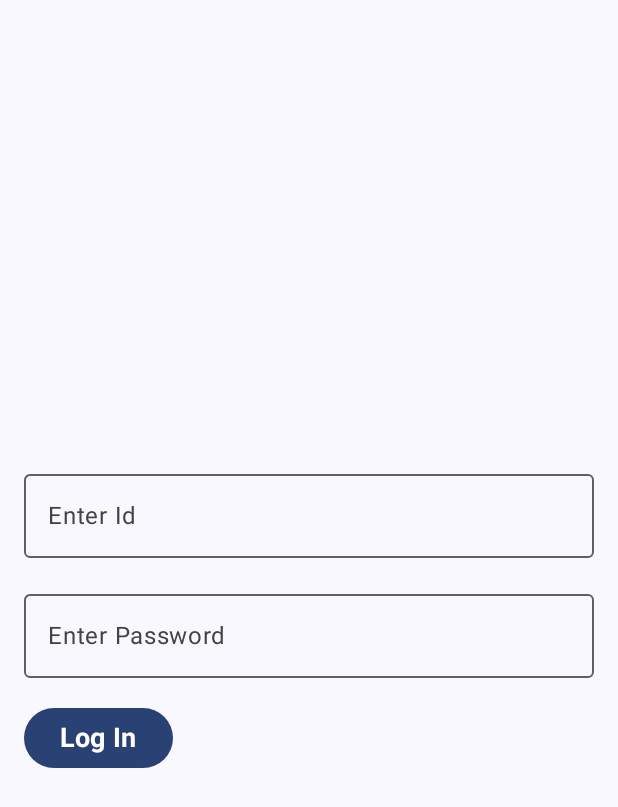
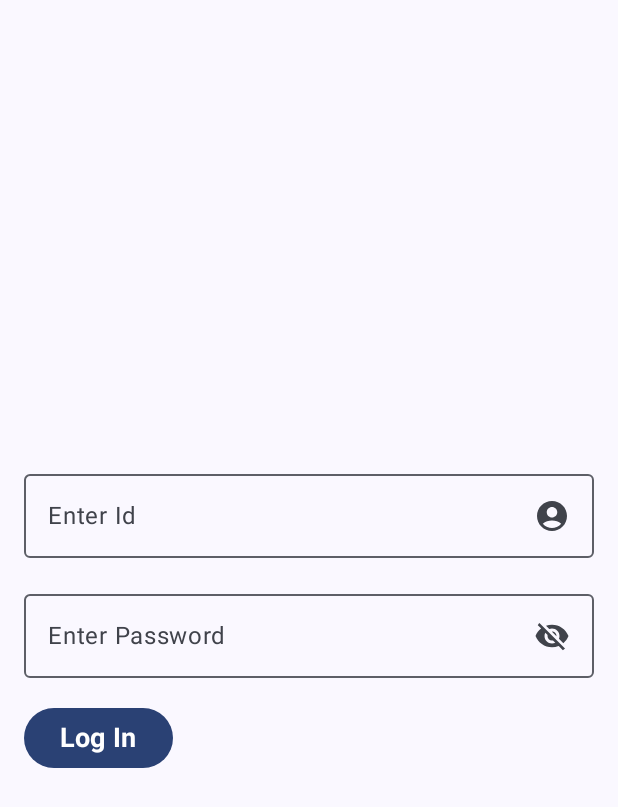
Before and after one commit to Soham-03/Ganesh_Mandal, an Android app built with Jetpack Compose: the screen it shows after launch (AdminLoginIdPass), after a tap on "Admin Login", on a phone screen of 412 x 824 dp. Shown: the top 807 px of the screen. Run offline under Robolectric (Android 15) with nearby library versions, the phone set to English and light mode, and no system bars.

Commit message:
changes made in front page

```diff
--- a/app/src/main/java/com/gdsc/ganeshmandal/AdminLoginIdPass.kt
+++ b/app/src/main/java/com/gdsc/ganeshmandal/AdminLoginIdPass.kt
@@ -13,8 +13,12 @@ import androidx.compose.foundation.layout.fillMaxSize
 import androidx.compose.foundation.layout.fillMaxWidth
 import androidx.compose.foundation.layout.height
 import androidx.compose.foundation.layout.padding
+import androidx.compose.foundation.layout.size
+import androidx.compose.foundation.text.KeyboardOptions
 import androidx.compose.material3.Button
 import androidx.compose.material3.ExperimentalMaterial3Api
+import androidx.compose.material3.Icon
+import androidx.compose.material3.IconButton
 import androidx.compose.material3.MaterialTheme
 import androidx.compose.material3.OutlinedTextField
 import androidx.compose.material3.Surface
@@ -23,10 +27,15 @@ import androidx.compose.runtime.Composable
 import androidx.compose.runtime.getValue
 import androidx.compose.runtime.mutableStateOf
 import androidx.compose.runtime.remember
+import androidx.compose.runtime.saveable.rememberSaveable
 import androidx.compose.runtime.setValue
 import androidx.compose.ui.Modifier
+import androidx.compose.ui.res.painterResource
 import androidx.compose.ui.text.font.FontWeight
+import androidx.compose.ui.text.input.KeyboardType
+import androidx.compose.ui.text.input.PasswordVisualTransformation
 import androidx.compose.ui.text.input.TextFieldValue
+import androidx.compose.ui.text.input.VisualTransformation
 import androidx.compose.ui.tooling.preview.Preview
 import androidx.compose.ui.unit.dp
 import androidx.compose.ui.unit.sp
@@ -49,6 +58,15 @@ class AdminLoginIdPass : ComponentActivity() {
                     var adminPass by remember {
                         mutableStateOf(TextFieldValue(""))
                     }
+
+                    var password by rememberSaveable { mutableStateOf("") }
+                    var passwordVisibility by remember { mutableStateOf(false) }
+
+                    val icon = if (passwordVisibility)
+                        painterResource(id = R.drawable.baseline_visibility_24)
+                    else
+                        painterResource(id = R.drawable.baseline_visibility_off_24)
+
                     Column(
                         verticalArrangement = Arrangement.Center,
                         modifier = Modifier
@@ -68,6 +86,15 @@ class AdminLoginIdPass : ComponentActivity() {
                             label = {
                                 Text(text = "Enter Id")
                             },
+                            trailingIcon = {
+                                Icon(
+                                    painter = painterResource(id = R.drawable.baseline_account_circle_24),
+                                    contentDescription = "null",
+                                    modifier = Modifier
+                                        .padding(16.dp)
+                                        .size(24.dp)
+                                )
+                            },
                             modifier = Modifier
                                 .fillMaxWidth()
                         )
@@ -84,27 +111,59 @@ class AdminLoginIdPass : ComponentActivity() {
                             label = {
                                 Text(text = "Enter Password")
                             },
+                            trailingIcon = {
+                                IconButton(
+                                    onClick = {
+                                        passwordVisibility = !passwordVisibility
+                                    },
+                                    modifier = Modifier
+                                        .padding(16.dp)
+                                        .size(24.dp)
+                                ) {
+                                    Icon(
+                                        painter = icon,
+                                        contentDescription = "Visibility Icon",
+                                    )
+                                }
+                            },
                             modifier = Modifier
-                                .fillMaxWidth()
+                                .fillMaxWidth(),
+                            keyboardOptions = KeyboardOptions(
+                                keyboardType = KeyboardType.Password
+                            ),
+                            visualTransformation = if (passwordVisibility) VisualTransformation.None
+                            else PasswordVisualTransformation()
+
                         )
                         Spacer(modifier = Modifier.height(16.dp))
-                        Button(onClick ={
-                            if(
+                        Button(onClick = {
+                            if (
                                 !TextUtils.isEmpty(adminId.text) &&
                                 !TextUtils.isEmpty(adminPass.text)
-                            ){
-                                if(Global.listOfAdminIdAndPassword[adminId.text] == adminPass.text){
+                            ) {
+                                if (Global.listOfAdminIdAndPassword[adminId.text] == adminPass.text) {
                                     Global.adminId = adminId.text
-                                    Toast.makeText(this@AdminLoginIdPass, "Logged In Successfully", Toast.LENGTH_SHORT).show()
-                                    val intent = Intent(this@AdminLoginIdPass, AdminOptions::class.java)
+                                    Toast.makeText(
+                                        this@AdminLoginIdPass,
+                                        "Logged In Successfully",
+                                        Toast.LENGTH_SHORT
+                                    ).show()
+                                    val intent =
+                                        Intent(this@AdminLoginIdPass, AdminOptions::class.java)
                                     startActivity(intent)
+                                } else {
+                                    Toast.makeText(
+                                        this@AdminLoginIdPass,
+                                        "InCorrect Password",
+                                        Toast.LENGTH_SHORT
+                                    ).show()
                                 }
-                                else{
-                                    Toast.makeText(this@AdminLoginIdPass, "InCorrect Password", Toast.LENGTH_SHORT).show()
-                                }
-                            }
-                            else{
-                                Toast.makeText(this@AdminLoginIdPass, "Fill all Fields", Toast.LENGTH_SHORT).show()
+                            } else {
+                                Toast.makeText(
+                                    this@AdminLoginIdPass,
+                                    "Fill all Fields",
+                                    Toast.LENGTH_SHORT
+                                ).show()
                             }
                         }) {
                             Text(
--- a/app/src/main/java/com/gdsc/ganeshmandal/ui/theme/MainActScreen.kt
+++ b/app/src/main/java/com/gdsc/ganeshmandal/ui/theme/MainActScreen.kt
@@ -34,13 +34,13 @@ import com.gdsc.ganeshmandal.R
 import com.gdsc.ganeshmandal.RegisterMandalActivity
 
 @Composable
-fun MainActScreen(){
+fun MainActScreen() {
     val context = LocalContext.current
     Column(
         verticalArrangement = Arrangement.spacedBy(20.dp),
         modifier = Modifier
-        .fillMaxSize()
-    ){
+            .fillMaxSize()
+    ) {
         Image(
             painter = painterResource(id = R.drawable.ganesh),
             contentDescription = "",
@@ -57,19 +57,32 @@ fun MainActScreen(){
             modifier = Modifier
                 .padding(16.dp)
                 .align(Alignment.CenterHorizontally)
-        ){
-            Button(onClick = {
-                val intent = Intent(context, RegisterMandalActivity::class.java)
-                context.startActivity(intent)
-            }, ) {
-                Text(text = "Register\nNew Mandal", fontSize = 24.sp, fontWeight = FontWeight.Bold, textAlign = TextAlign.Center)
+        ) {
+            Button(
+                onClick = {
+                    val intent = Intent(context, RegisterMandalActivity::class.java)
+                    context.startActivity(intent)
+                },
+                modifier = Modifier.fillMaxWidth()
+            ) {
+                Text(
+                    text = "Register New Mandal",
+                    fontSize = 24.sp,
+                    fontWeight = FontWeight.Bold,
+                    textAlign = TextAlign.Center
+                )
             }
             Spacer(modifier = Modifier.height(22.dp))
             Button(onClick = {
                 val intent = Intent(context, AdminLoginIdPass::class.java)
                 context.startActivity(intent)
-            }) {
-                Text(text = "Admin\nLogin", fontSize = 24.sp, fontWeight = FontWeight.Bold, textAlign = TextAlign.Center)
+            }, modifier = Modifier.fillMaxWidth()) {
+                Text(
+                    text = "Admin Login",
+                    fontSize = 24.sp,
+                    fontWeight = FontWeight.Bold,
+                    textAlign = TextAlign.Center
+                )
             }
 
         }
@@ -78,6 +91,6 @@ fun MainActScreen(){
 
 @Preview
 @Composable
-fun MainActScreenPreview(){
+fun MainActScreenPreview() {
     MainActScreen()
 }
--- /dev/null
+++ b/app/src/main/res/drawable/baseline_account_circle_24.xml
@@ -0,0 +1,5 @@
+<vector xmlns:android="http://schemas.android.com/apk/res/android" android:height="24dp" android:tint="#000000" android:viewportHeight="24" android:viewportWidth="24" android:width="24dp">
+
+    <path android:fillColor="@android:color/white" android:pathData="M12,2C6.48,2 2,6.48 2,12s4.48,10 10,10s10,-4.48 10,-10S17.52,2 12,2zM12,6c1.93,0 3.5,1.57 3.5,3.5S13.93,13 12,13s-3.5,-1.57 -3.5,-3.5S10.07,6 12,6zM12,20c-2.03,0 -4.43,-0.82 -6.14,-2.88C7.55,15.8 9.68,15 12,15s4.45,0.8 6.14,2.12C16.43,19.18 14.03,20 12,20z"/>
+
+</vector>
--- /dev/null
+++ b/app/src/main/res/drawable/baseline_visibility_24.xml
@@ -0,0 +1,5 @@
+<vector xmlns:android="http://schemas.android.com/apk/res/android" android:height="24dp" android:tint="#000000" android:viewportHeight="24" android:viewportWidth="24" android:width="24dp">
+
+    <path android:fillColor="@android:color/white" android:pathData="M12,4.5C7,4.5 2.73,7.61 1,12c1.73,4.39 6,7.5 11,7.5s9.27,-3.11 11,-7.5c-1.73,-4.39 -6,-7.5 -11,-7.5zM12,17c-2.76,0 -5,-2.24 -5,-5s2.24,-5 5,-5 5,2.24 5,5 -2.24,5 -5,5zM12,9c-1.66,0 -3,1.34 -3,3s1.34,3 3,3 3,-1.34 3,-3 -1.34,-3 -3,-3z"/>
+
+</vector>
--- /dev/null
+++ b/app/src/main/res/drawable/baseline_visibility_off_24.xml
@@ -0,0 +1,5 @@
+<vector xmlns:android="http://schemas.android.com/apk/res/android" android:height="24dp" android:tint="#000000" android:viewportHeight="24" android:viewportWidth="24" android:width="24dp">
+
+    <path android:fillColor="@android:color/white" android:pathData="M12,7c2.76,0 5,2.24 5,5 0,0.65 -0.13,1.26 -0.36,1.83l2.92,2.92c1.51,-1.26 2.7,-2.89 3.43,-4.75 -1.73,-4.39 -6,-7.5 -11,-7.5 -1.4,0 -2.74,0.25 -3.98,0.7l2.16,2.16C10.74,7.13 11.35,7 12,7zM2,4.27l2.28,2.28 0.46,0.46C3.08,8.3 1.78,10.02 1,12c1.73,4.39 6,7.5 11,7.5 1.55,0 3.03,-0.3 4.38,-0.84l0.42,0.42L19.73,22 21,20.73 3.27,3 2,4.27zM7.53,9.8l1.55,1.55c-0.05,0.21 -0.08,0.43 -0.08,0.65 0,1.66 1.34,3 3,3 0.22,0 0.44,-0.03 0.65,-0.08l1.55,1.55c-0.67,0.33 -1.41,0.53 -2.2,0.53 -2.76,0 -5,-2.24 -5,-5 0,-0.79 0.2,-1.53 0.53,-2.2zM11.84,9.02l3.15,3.15 0.02,-0.16c0,-1.66 -1.34,-3 -3,-3l-0.17,0.01z"/>
+
+</vector>
```
